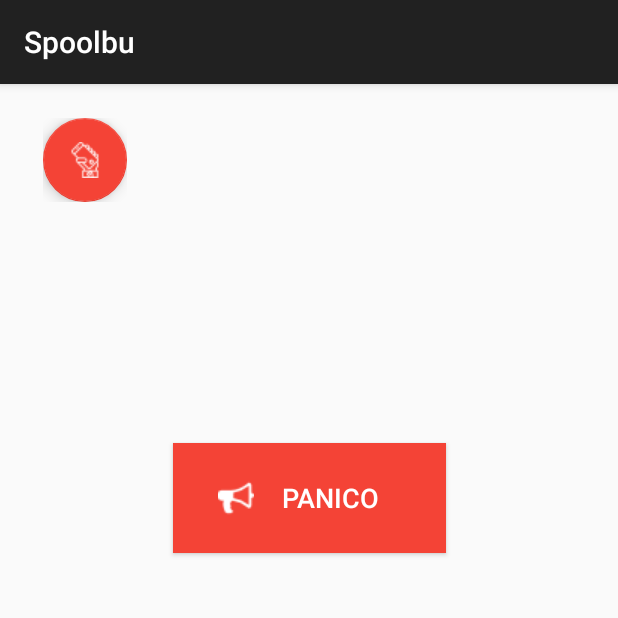
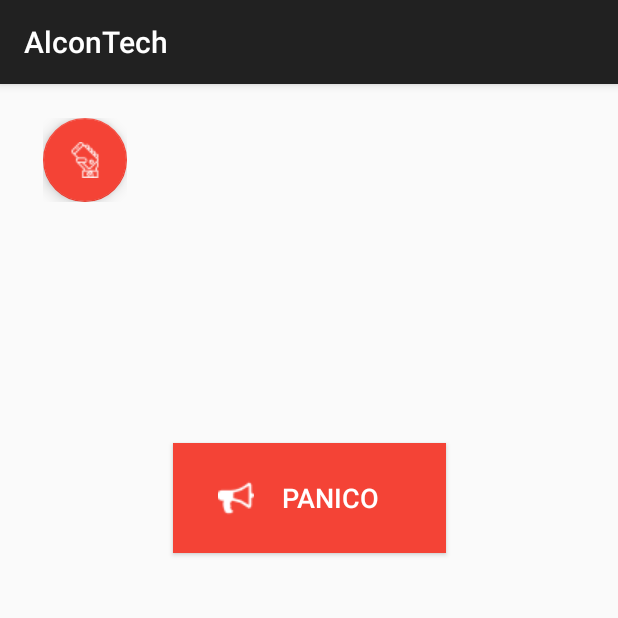
Before and after one commit to MartinMelo97/UvaRoboticsApp, an Android app: the MainActivity screen opened directly, with no data from a screen before it, after a tap on "ACTIVAR", on a phone screen of 412 x 824 dp, the top half of it. Run offline under Robolectric (Android 15) with nearby library versions, the phone set to English and light mode, and no system bars; plain views replace FloatingActionButton, FloatingActionMenu; 3 statements that could not run were skipped.

Commit message:
A ver si asi

```diff
--- a/app/src/main/java/com/example/martinmelo/uvarobotics/MainActivity.java
+++ b/app/src/main/java/com/example/martinmelo/uvarobotics/MainActivity.java
@@ -144,7 +144,7 @@ public class MainActivity extends AppCompatActivity {
         }
     }
 
-    public void llamar()
+    /*public void llamar()
     {
         //requestPermission(Manifest.permission.CALL_PHONE, REQUEST_CALL_PHONE);
         Intent callIntent = new Intent(Intent.ACTION_CALL);
@@ -155,24 +155,25 @@ public class MainActivity extends AppCompatActivity {
         }
 
         startActivity(callIntent);
-    }
+    }*/
 
     public void mandarUbicacionSMS(String latitud, String longitud, String concat)
     {
-        //Toast.makeText(this, concat+" (UBICACION "+latitud+", "+longitud+")", Toast.LENGTH_SHORT).show();
-        SmsManager sms = SmsManager.getDefault();
-        sms.sendTextMessage(cellphone_number, null," (UBICACION "+latitud+", "+longitud+")", null, null);
+        Toast.makeText(this, concat+" (UBICACION "+latitud+", "+longitud+")", Toast.LENGTH_SHORT).show();
+        //SmsManager sms = SmsManager.getDefault();
+        //sms.sendTextMessage(cellphone_number, null," (UBICACION "+latitud+", "+longitud+")", null, null);
         Toast.makeText(this, "Mensaje enviado exitosamente", Toast.LENGTH_SHORT).show();
     }
 
     public void obtenerUbicacion(boolean llamar, boolean mensaje, String paraConcatenar)
     {
+
         locationManager = (LocationManager) getSystemService(Context.LOCATION_SERVICE);
-        if(!locationManager.isProviderEnabled(LocationManager.GPS_PROVIDER))
+        if(!locationManager.isProviderEnabled(LocationManager.GPS_PROVIDER) && !locationManager.isProviderEnabled(LocationManager.NETWORK_PROVIDER))
         {
             alertNoGPSOn();
         }
-        else if(locationManager.isProviderEnabled(LocationManager.GPS_PROVIDER))
+        else if(locationManager.isProviderEnabled(LocationManager.GPS_PROVIDER) || locationManager.isProviderEnabled(LocationManager.NETWORK_PROVIDER))
         {
             if(ActivityCompat.checkSelfPermission(MainActivity.this, Manifest.permission.ACCESS_FINE_LOCATION)
                     != PackageManager.PERMISSION_GRANTED && ActivityCompat.checkSelfPermission(MainActivity.this,
@@ -183,7 +184,6 @@ public class MainActivity extends AppCompatActivity {
             else
             {
                 Location location = locationManager.getLastKnownLocation(LocationManager.NETWORK_PROVIDER);
-
                 if(location != null)
                 {
                     double latti = location.getLatitude();
@@ -197,10 +197,10 @@ public class MainActivity extends AppCompatActivity {
                 }
             }
 
-            if(llamar == true)
+            /*if(llamar == true)
             {
                 llamar();
-            }
+            }*/
 
             if(mensaje == true)
             {
@@ -208,6 +208,7 @@ public class MainActivity extends AppCompatActivity {
             }
 
         }
+
     }
 
     protected  void getUbicacion()
--- a/app/src/main/res/values/colors.xml
+++ b/app/src/main/res/values/colors.xml
@@ -7,5 +7,6 @@
     <color name="colorUbicacion">#FF5722</color>
     <color name="white">#FFF</color>
     <color name="black_semi_transparent">#B2000000</color>
+    <color name="disabledd">#EEEEEE</color>
 
 </resources>
--- a/app/src/main/res/values/strings.xml
+++ b/app/src/main/res/values/strings.xml
@@ -1,5 +1,5 @@
 <resources>
-    <string name="app_name">Spoolbu</string>
+    <string name="app_name">AlconTech</string>
     <string name="title_activity_splash">SplashActivity</string>
     <string name="TextEnterNumber">Ingrese el numero de la alarma principal</string>
     <string name="BtnSaveNumber">Guardar numero</string>
```
Also changed, not shown: app/src/main/new_logo-web.png (added), app/src/main/res/drawable/avatar.png (added), app/src/main/res/drawable/logo_remasterizado.jpg (added), app/src/main/res/mipmap-hdpi/new_logo.png (added), app/src/main/res/mipmap-mdpi/new_logo.png (added), app/src/main/res/mipmap-xhdpi/new_logo.png (added), app/src/main/res/mipmap-xxhdpi/new_logo.png (added), app/src/main/res/mipmap-xxxhdpi/new_logo.png (added).
